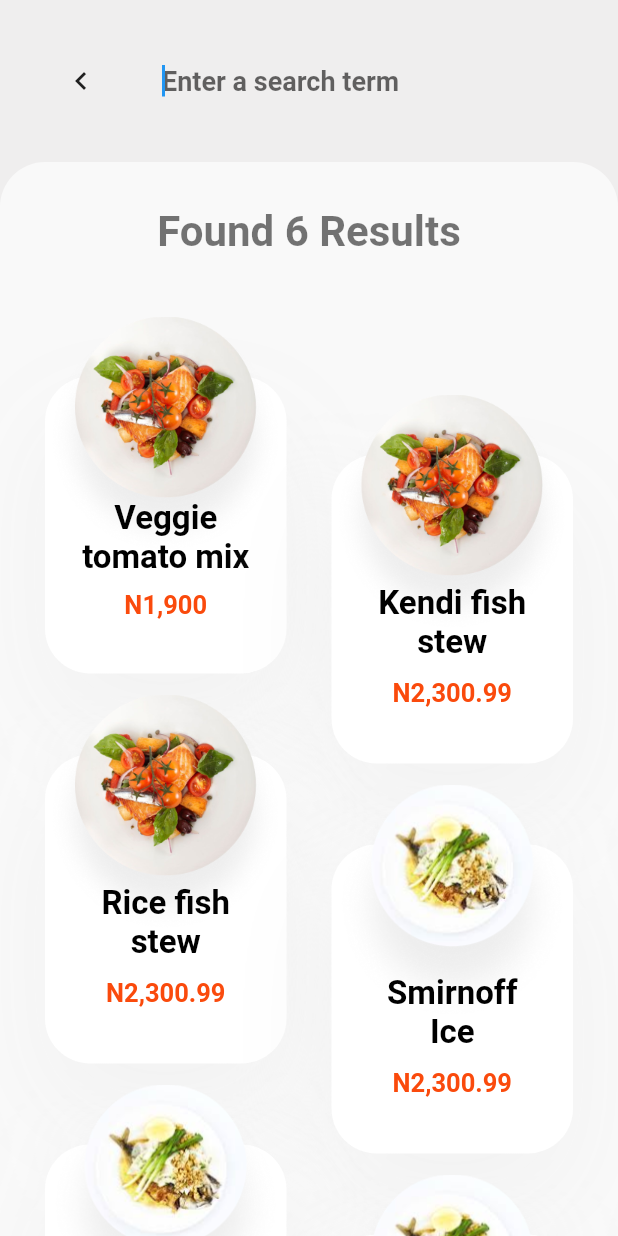
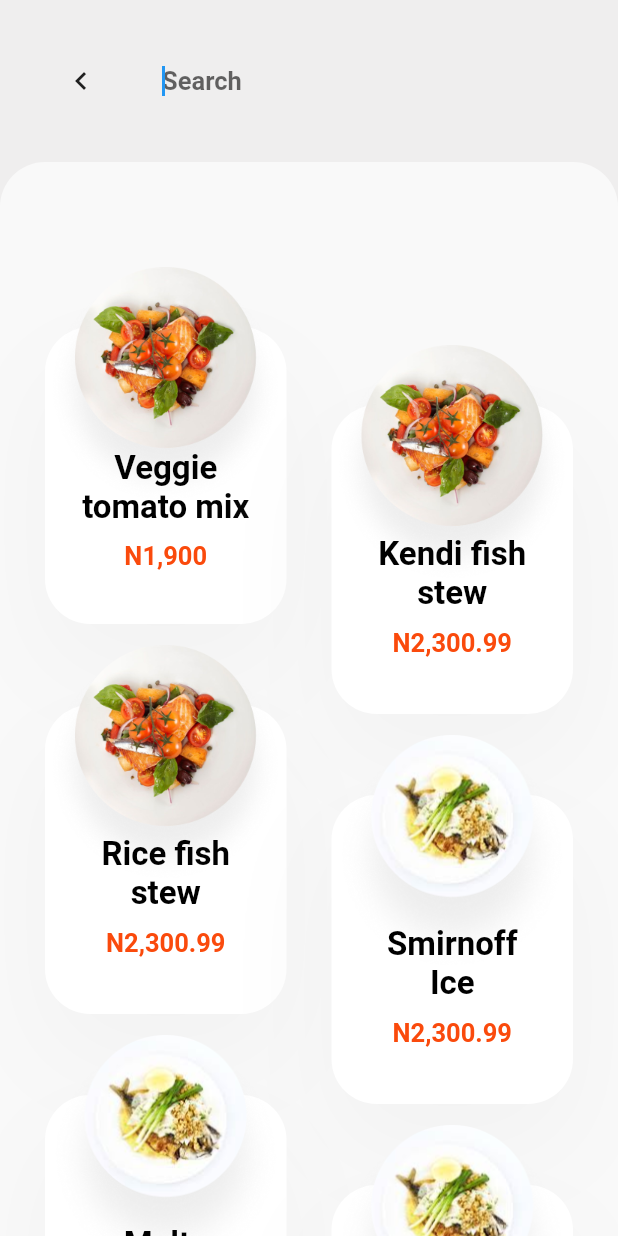
Before and after one commit to AndyOsei/foodie_app, a Flutter app: the HomePage screen opened directly, after a tap on "Search", on a phone screen of 412 x 824 dp. Run offline on Flutter 3.47's test engine with Material 2 defaults, Android fonts, the phone set to English and light mode, and no system bars; our stand-ins replace auto_route; generated files the repository leaves out were written again; Roboto replaces fonts that are missing (SF Pro Rounded).

Commit message:
completed dish search impl

```diff
--- a/lib/app_theme.dart
+++ b/lib/app_theme.dart
@@ -3,11 +3,11 @@ import 'package:foodie_app/values/values.dart';
 
 class AppTheme {
   static const _heavy = FontWeight.w900;
-  // static const _extraBold = FontWeight.w800;
   static const _bold = FontWeight.w700;
   static const _semiBold = FontWeight.w600;
+  static const _regular = FontWeight.w400;
+  // static const _extraBold = FontWeight.w800;
   // static const _medium = FontWeight.w500;
-  // static const _regular = FontWeight.w400;
   // static const _light = FontWeight.w300;
 
   static ThemeData themeData = ThemeData(
@@ -52,8 +52,12 @@ class AppTheme {
       fontWeight: _semiBold,
     ),
     bodyText1: TextStyle(
-      fontSize: Sizes.TEXT_SIZE_15,
+      fontSize: Sizes.TEXT_SIZE_17,
       fontWeight: _semiBold,
+    ),
+    bodyText2: TextStyle(
+      fontSize: Sizes.TEXT_SIZE_17,
+      fontWeight: _regular,
     ),
   );
 }
--- a/lib/screens/auth_screen.dart
+++ b/lib/screens/auth_screen.dart
@@ -96,6 +96,7 @@ class AuthScreen extends StatelessWidget {
                 hintStyle: _textTheme.bodyText1.copyWith(
                   fontFamily: StringConst.SF_PRO_TEXT,
                   color: AppColors.black50,
+                  fontSize: Sizes.TEXT_SIZE_15,
                 ),
                 hintText: StringConst.EMAIL_ADDRESS,
               ),
@@ -108,6 +109,7 @@ class AuthScreen extends StatelessWidget {
                 hintStyle: _textTheme.bodyText1.copyWith(
                   fontFamily: StringConst.SF_PRO_TEXT,
                   color: AppColors.black50,
+                  fontSize: Sizes.TEXT_SIZE_15,
                 ),
                 hintText: StringConst.PASSWORD,
               ),
@@ -120,6 +122,7 @@ class AuthScreen extends StatelessWidget {
                 style: _textTheme.button.copyWith(
                   fontFamily: StringConst.SF_PRO_TEXT,
                   color: AppColors.red200,
+                  fontSize: Sizes.TEXT_SIZE_15,
                 ),
               ),
             ),
@@ -162,6 +165,7 @@ class AuthScreen extends StatelessWidget {
                 hintStyle: _textTheme.bodyText1.copyWith(
                   fontFamily: StringConst.SF_PRO_TEXT,
                   color: AppColors.black50,
+                  fontSize: Sizes.TEXT_SIZE_15,
                 ),
                 hintText: StringConst.EMAIL_ADDRESS,
               ),
@@ -174,6 +178,7 @@ class AuthScreen extends StatelessWidget {
                 hintStyle: _textTheme.bodyText1.copyWith(
                   fontFamily: StringConst.SF_PRO_TEXT,
                   color: AppColors.black50,
+                  fontSize: Sizes.TEXT_SIZE_15,
                 ),
                 hintText: StringConst.PASSWORD,
               ),
@@ -181,11 +186,12 @@ class AuthScreen extends StatelessWidget {
             Spacer(flex: 1),
             TextField(
               obscureText: true,
-              obscuringCharacter: '*',
+              obscuringCharacter: StringConst.AETERISKS,
               decoration: InputDecoration(
                 hintStyle: _textTheme.bodyText1.copyWith(
                   fontFamily: StringConst.SF_PRO_TEXT,
                   color: AppColors.black50,
+                  fontSize: Sizes.TEXT_SIZE_15,
                 ),
                 hintText: StringConst.CONFIRM_PASSWORD,
               ),
--- a/lib/screens/home_screen.dart
+++ b/lib/screens/home_screen.dart
@@ -4,6 +4,7 @@ import 'package:foodie_app/models/dish.dart';
 import 'package:foodie_app/routes/router.gr.dart';
 import 'package:foodie_app/values/values.dart';
 import 'package:foodie_app/widgets/custom_drawer.dart';
+import 'package:foodie_app/widgets/custom_icon.dart';
 import 'package:foodie_app/widgets/dish_card.dart';
 
 class HomeScreen extends StatelessWidget {
@@ -189,7 +190,7 @@ class _HomePageState extends State<HomePage> {
           ),
           child: Row(
             children: [
-              Image.asset(ImagePath.SEARCH_ICON),
+              CustomIcon(name: 'search', width: 24, height: 24),
               Padding(
                 padding: const EdgeInsets.only(left: Sizes.SIZE_16),
                 child: Text(
--- a/lib/screens/search_screen.dart
+++ b/lib/screens/search_screen.dart
@@ -2,6 +2,7 @@ import 'package:auto_route/auto_route.dart';
 import 'package:flutter/material.dart';
 import 'package:foodie_app/models/dish.dart';
 import 'package:foodie_app/values/values.dart';
+import 'package:foodie_app/widgets/custom_icon.dart';
 import 'package:foodie_app/widgets/dish_card.dart';
 
 class SearchScreen extends StatefulWidget {
@@ -14,6 +15,9 @@ class SearchScreen extends StatefulWidget {
 class _SearchScreenState extends State<SearchScreen> {
   final TextEditingController _searchController = TextEditingController();
   List<Dish> _dishes = [];
+  List<Dish> _filteredDishes = [];
+  int _filteredCount = -1;
+  bool _filtering = false;
 
   @override
   void initState() {
@@ -31,22 +35,41 @@ class _SearchScreenState extends State<SearchScreen> {
 
   @override
   Widget build(BuildContext context) {
+    final bool itemNotFound = _filteredCount == 0;
+
     return Scaffold(
-      backgroundColor: AppColors.gray,
+      backgroundColor: itemNotFound ? AppColors.blue200 : AppColors.gray,
       body: SafeArea(
         top: true,
         bottom: false,
         child: Column(
           children: [
-            _buildSearch(),
-            _buildGrid(),
+            _buildSearch(context),
+            Expanded(child: _buildGrid(context)),
           ],
         ),
       ),
     );
   }
 
-  Padding _buildSearch() {
+  void _onTextChanged(String search) {
+    setState(() {
+      if (search != '') {
+        _filtering = true;
+        _filteredDishes = _dishes
+            .where((dish) => dish.name.toLowerCase().contains(search))
+            .toList();
+        _filteredCount = _filteredDishes.length;
+        // print('_dishes $_dishes');
+        // print('_filteredCount $_filteredCount');
+      } else {
+        _filteredCount = -1;
+        _filtering = false;
+      }
+    });
+  }
+
+  Padding _buildSearch(BuildContext context) {
     return Padding(
       padding: const EdgeInsets.all(Sizes.SIZE_30),
       child: Row(
@@ -60,23 +83,57 @@ class _SearchScreenState extends State<SearchScreen> {
             child: TextField(
               controller: _searchController,
               autofocus: true,
+              onChanged: _onTextChanged,
               decoration: InputDecoration(
                 border: InputBorder.none,
-                  hintText: 'Enter a search term',
-                )),
+                hintText: StringConst.SEARCH_HINT,
+              ),
+              style: Theme.of(context).textTheme.bodyText1,
+            ),
           )
         ],
       ),
     );
   }
 
-  Expanded _buildGrid() {
-    return Expanded(
-      child: Builder(
-        builder: (
-          BuildContext context,
-        ) {
-          if (_dishes.length > 0) {
+  Center _buildItemNotFound() => Center(
+        child: Column(
+          mainAxisSize: MainAxisSize.min,
+          children: [
+            CustomIcon(
+              name: 'search',
+              color: AppColors.gray100,
+            ),
+            SizedBox(height: Sizes.SIZE_20),
+            Text(
+              StringConst.ITEM_NOT_FOUND,
+              style: Theme.of(context).textTheme.headline3.copyWith(
+                    fontFamily: StringConst.SF_PRO_TEXT,
+                    fontWeight: FontWeight.w600,
+                    color: Colors.black,
+                  ),
+            ),
+            SizedBox(height: Sizes.SIZE_20),
+            ConstrainedBox(
+              constraints: BoxConstraints(
+                maxWidth: MediaQuery.of(context).size.width / 2,
+              ),
+              child: Text(StringConst.ITEM_NOT_FOUND_HINT,
+                  textAlign: TextAlign.center,
+                  style: Theme.of(context).textTheme.bodyText2.copyWith(
+                        fontFamily: StringConst.SF_PRO_TEXT,
+                        color: AppColors.gray200,
+                      )),
+            )
+          ],
+        ),
+      );
+
+  Widget _buildGrid(BuildContext context) {
+    if (_filteredCount == 0) {
+      return _buildItemNotFound();
+    }
+
     return Container(
       decoration: BoxDecoration(
         color: AppColors.white100,
@@ -87,14 +144,10 @@ class _SearchScreenState extends State<SearchScreen> {
       child: Column(
         children: [
           Padding(
-                    padding:
-                        const EdgeInsets.symmetric(vertical: Sizes.SIZE_30),
+            padding: const EdgeInsets.symmetric(vertical: Sizes.SIZE_30),
             child: Align(
               alignment: Alignment.center,
-                      child: Text(
-                        "Found 6 Results",
-                        style: Theme.of(context).textTheme.headline3,
-                      ),
+              child: _buildResultText(context),
             ),
           ),
           Expanded(
@@ -103,19 +156,25 @@ class _SearchScreenState extends State<SearchScreen> {
         ],
       ),
     );
-          } else {
-            return Center(
-              child: CircularProgressIndicator(),
-            );
   }
-        },
-      ),
+
+  Widget _buildResultText(BuildContext context) {
+    if (_filteredCount == -1) {
+      return Container();
+    }
+
+    return Text(
+      'Found $_filteredCount Results',
+      style:
+          Theme.of(context).textTheme.headline3.copyWith(color: Colors.black),
     );
   }
 
-  GridView _buildDishesGridList(BuildContext context) {
+  Widget _buildDishesGridList(BuildContext context) {
+    final List<Dish> _dishList = _filtering ? _filteredDishes : _dishes;
+
+    if (_dishList.length > 0) {
       return GridView.builder(
-        clipBehavior: Clip.antiAliasWithSaveLayer,
         padding: const EdgeInsets.all(Sizes.SIZE_30),
         gridDelegate: SliverGridDelegateWithFixedCrossAxisCount(
           crossAxisSpacing: 30,
@@ -123,12 +182,12 @@ class _SearchScreenState extends State<SearchScreen> {
           crossAxisCount: 2,
           childAspectRatio: 0.7,
         ),
-        itemCount: _dishes.length,
+        itemCount: _dishList.length,
         itemBuilder: (BuildContext context, int index) {
           final double isFirstMargin =
               index == 0 ? Sizes.SIZE_20 : Sizes.SIZE_12;
           final double isLastMargin =
-              index == _dishes.length - 1 ? Sizes.SIZE_20 : Sizes.SIZE_12;
+              index == _dishList.length - 1 ? Sizes.SIZE_20 : Sizes.SIZE_12;
 
           if (index % 2 != 0) {
             return Transform(
@@ -139,7 +198,7 @@ class _SearchScreenState extends State<SearchScreen> {
                   bottom: isLastMargin,
                 ),
                 child: DishCard(
-                  dish: _dishes[index],
+                  dish: _dishList[index],
                 ),
               ),
             );
@@ -151,10 +210,14 @@ class _SearchScreenState extends State<SearchScreen> {
               bottom: isLastMargin,
             ),
             child: DishCard(
-              dish: _dishes[index],
+              dish: _dishList[index],
             ),
           );
-        });
+        },
+      );
+    } else {
+      return Container();
+    }
   }
 
   @override
--- a/lib/values/colors.dart
+++ b/lib/values/colors.dart
@@ -12,6 +12,9 @@ class AppColors {
   static const Color red = Color(0xFFFF4B3A);
   static const Color red200 = Color(0xFFFA4A0C);
   static const Color red400 = Color(0xFFDF2C2C);
+
+  // blue
+  static const Color blue200 = Color(0xFFF5F5F8);
 
   // orange
   static const Color orange = Color(0xFFF47B0A);
@@ -28,4 +31,6 @@ class AppColors {
 
   // Gray
   static const Color gray = Color(0xFFEFEEEE);
+  static const Color gray100 = Color(0xFFC7C7C7);
+  static const Color gray200 = Color(0xFF9A9A9D);
 }
--- a/lib/values/strings.dart
+++ b/lib/values/strings.dart
@@ -33,4 +33,9 @@ class StringConst {
   static const String PRIVACY_POLICY = 'Privacy policy';
   static const String SECURITY = 'Security';
   static const String SIGN_OUT = 'Sign-out';
+
+  static const String SEARCH_HINT = 'Search';
+  static const String ITEM_NOT_FOUND = 'Item not found';
+  static const String ITEM_NOT_FOUND_HINT =
+      'Try searching the item with a different keyword.';
 }
--- a/lib/widgets/custom_icon.dart
+++ b/lib/widgets/custom_icon.dart
@@ -2,11 +2,18 @@ import 'package:flutter/material.dart';
 import 'package:foodie_app/values/values.dart';
 
 class CustomIcon extends StatelessWidget {
-  const CustomIcon({Key key, @required this.name, this.color})
-      : super(key: key);
+  const CustomIcon({
+    Key key,
+    @required this.name,
+    this.color,
+    this.width,
+    this.height,
+  }) : super(key: key);
 
   final String name;
   final Color color;
+  final double width;
+  final double height;
 
   static final Map<String, String> icons = {
     "menu": ImagePath.MENU_ICON,
@@ -22,6 +29,12 @@ class CustomIcon extends StatelessWidget {
 
   @override
   Widget build(BuildContext context) {
-    return Image.asset('${icons[name]}', color: color);
+    return Image.asset(
+      '${icons[name]}',
+      color: color,
+      width: width,
+      height: height,
+      fit: BoxFit.contain,
+    );
   }
 }
--- a/pubspec.yaml
+++ b/pubspec.yaml
@@ -71,6 +71,8 @@ flutter:
       fonts:
         - asset: assets/fonts/SF-Pro-Text-Semibold.otf
           weight: 600
+        - asset: assets/fonts/SF-Pro-Text-Regular.otf
+          weight: 400
   #   - family: Trajan Pro
   #     fonts:
   #       - asset: fonts/TrajanPro.ttf
```
Also changed, not shown: assets/fonts/SF-Pro-Text-Regular.otf (added), assets/icons/search.png. Lines whose indentation alone changed are shown as unchanged.
